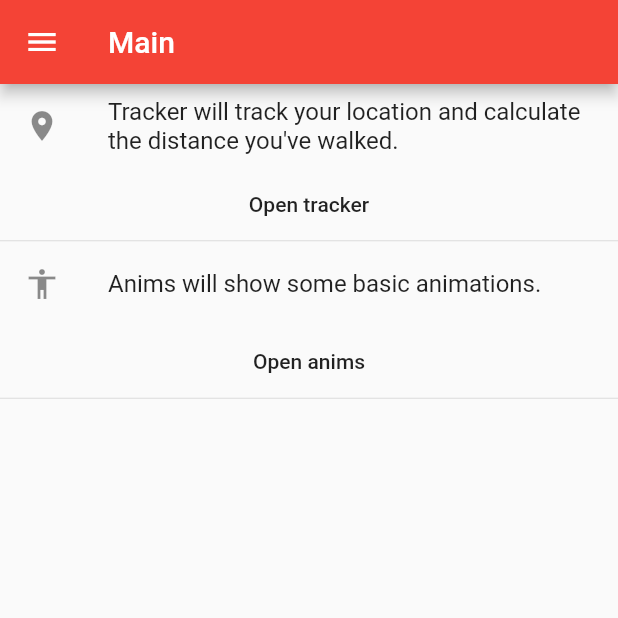
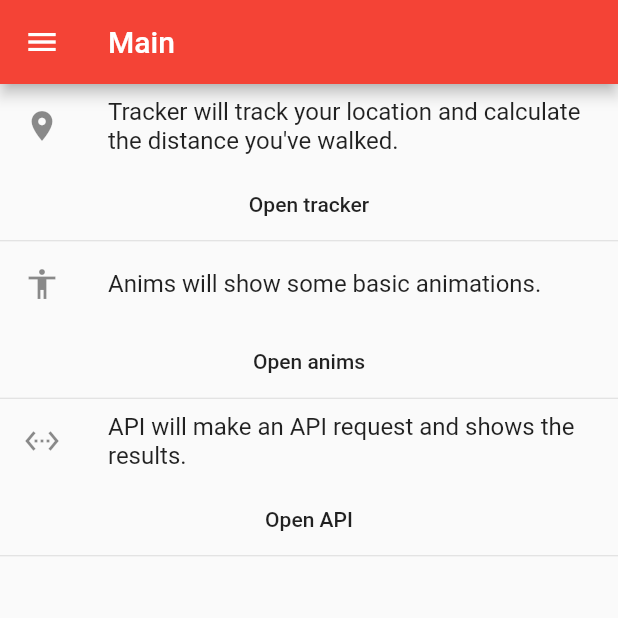
Before and after one commit to Suneco/flutter_samples, a Flutter app: the screen it shows after launch, on a phone screen of 412 x 824 dp, the top half of it. Run offline on Flutter 3.47's test engine with Material 2 defaults, Android fonts, the phone set to English and light mode, and no system bars; our stand-ins replace location.

```diff
--- a/lib/main.dart
+++ b/lib/main.dart
@@ -1,4 +1,5 @@
 import 'package:flutter/material.dart';
+import 'package:flutter_samples/views/api_page.dart';
 import 'package:flutter_samples/views/main_page.dart';
 import 'package:flutter_samples/views/tracker_page.dart';
 import 'package:flutter_samples/views/anims_page.dart';
@@ -17,7 +18,8 @@ class App extends StatelessWidget {
         home: new MainPage(),
         routes: <String, WidgetBuilder>{
           '/TrackerPage': (BuildContext context) => new TrackerPage(),
-          '/AnimsPage': (BuildContext context) => new AnimsPage()
+          '/AnimsPage': (BuildContext context) => new AnimsPage(),
+          '/ApiPage': (BuildContext context) => new ApiPage()
         });
   }
 }
--- a/lib/view_models/main_page_view_model.dart
+++ b/lib/view_models/main_page_view_model.dart
@@ -22,4 +22,8 @@ class MainPageViewModel implements IViewModelBase {
   void openAnims() {
     Navigator.pushNamed(context, '/AnimsPage');
   }
+
+  void openApi() {
+    Navigator.pushNamed(context, '/ApiPage');
+  }
 }
--- a/lib/views/main_page.dart
+++ b/lib/views/main_page.dart
@@ -60,6 +60,17 @@ class _State extends State<MainPage> {
         ),
         const Divider(
           height: 1.0,
+        ),
+        new ListTile(
+          leading: const Icon(Icons.settings_ethernet),
+          title: new Text("API will make an API request and shows the results."),
+        ),
+        new FlatButton(
+          onPressed: _viewModel.openApi,
+          child: new Text("Open API"),
+        ),
+        const Divider(
+          height: 1.0,
         )
       ]);
 
```
Also changed, not shown: lib/view_models/api_page_view_model.dart (added, +32 -0 lines), lib/views/api_page.dart (added, +46 -0 lines), pubspec.yaml (+1 -47 lines).
